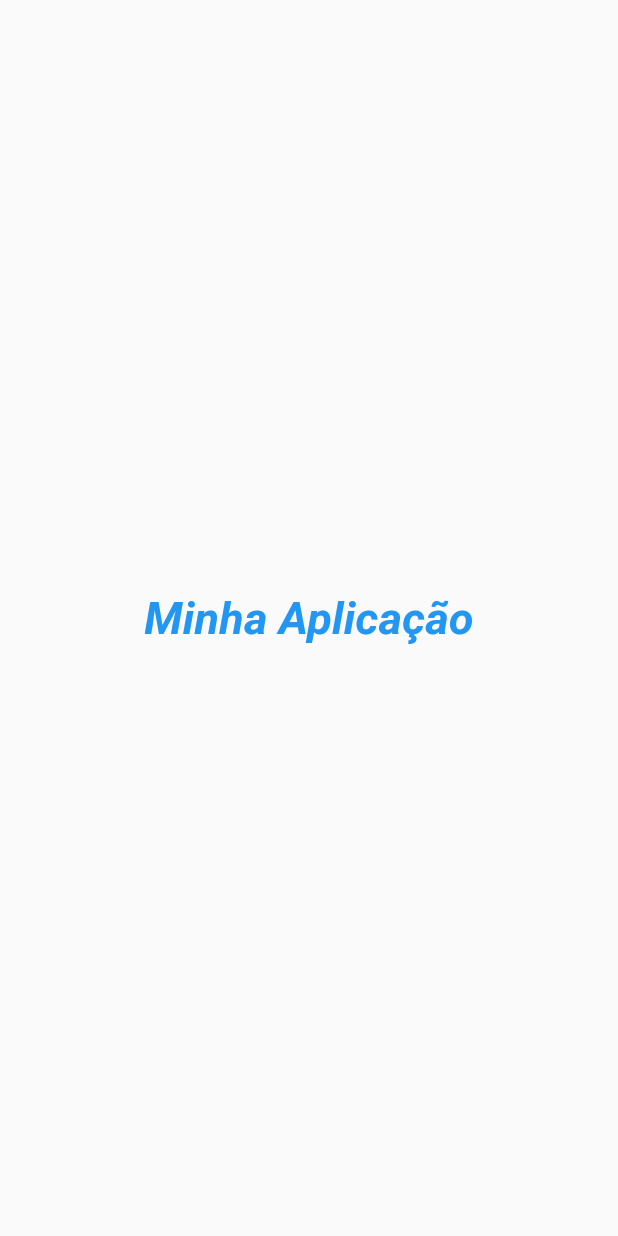
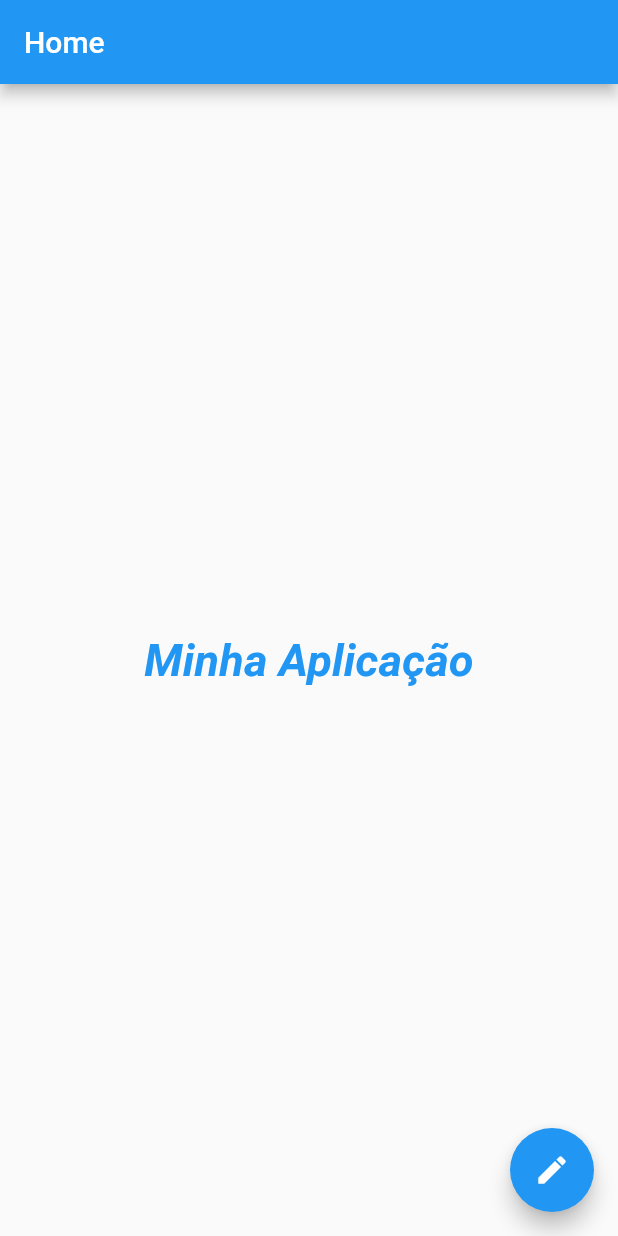
Before and after one commit to joaopichetti/semeando-devs, a Flutter app: the screen it shows after launch, on a phone screen of 412 x 824 dp. Run offline on Flutter 3.47's test engine with Material 2 defaults, Android fonts, the light colour scheme and no system bars.

Commit message:
Utilizando Scaffold

```diff
--- a/flutter_hello_world/lib/main.dart
+++ b/flutter_hello_world/lib/main.dart
@@ -17,8 +17,11 @@ class MeuApp extends StatelessWidget {
 class HomePage extends StatelessWidget {
   @override
   Widget build(BuildContext context) {
-    return Material(
-      child: Center(
+    return Scaffold(
+      appBar: AppBar(
+        title: Text('Home'),
+      ),
+      body: Center(
         child: Text(
           'Minha Aplicação',
           style: TextStyle(
@@ -29,6 +32,14 @@ class HomePage extends StatelessWidget {
           ),
         ),
       ),
+      floatingActionButton: FloatingActionButton(
+        child: Icon(
+          Icons.edit,
+        ),
+        onPressed: () {
+          print('clicou');
+        },
+      ),
     );
   }
 }
```
